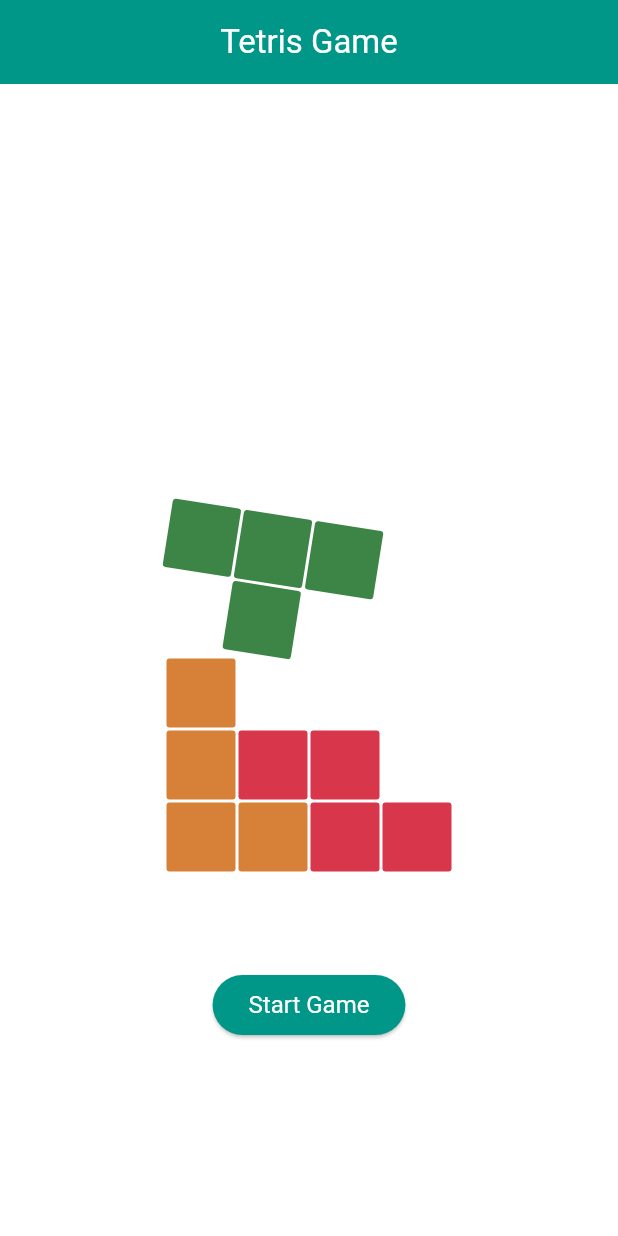
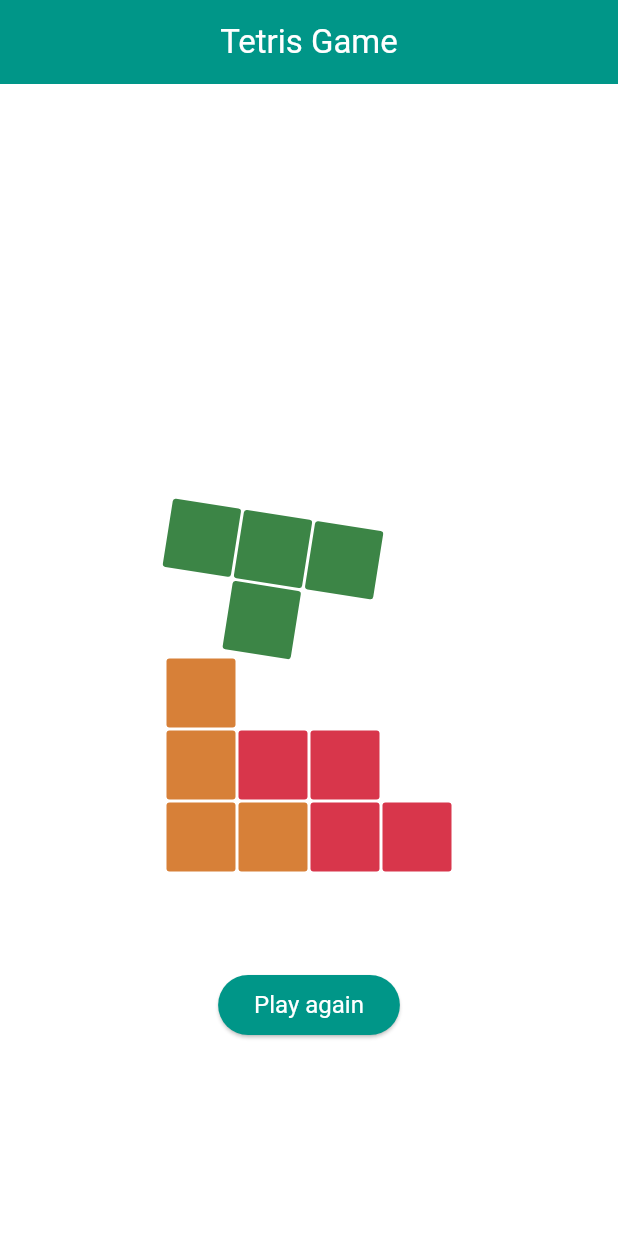
Before and after one commit to Dimasacat-Andronicus/tetris-game-flutter, a Flutter app: the screen it shows after launch, on a phone screen of 412 x 824 dp. Run offline on Flutter 3.47's test engine with Material 3 defaults, Android fonts, the light colour scheme and no system bars; our stand-ins replace lottie, shared_preferences.

Commit message:
remove animation from game over

```diff
--- a/lib/main.dart
+++ b/lib/main.dart
@@ -370,7 +370,27 @@ class _TetrisGameState extends State<TetrisGame> {
       body: Column(
         mainAxisAlignment: MainAxisAlignment.center,
         children: [
-          if (!isGameStarted || isGameOver)
+          if (!isGameStarted && !isGameOver)
+            Center(
+              child: Column(
+                mainAxisAlignment: MainAxisAlignment.center,
+                children: [
+                  Center(
+                    child: Lottie.asset(
+                      'assets/tetris_animation_two.json',
+                      width: 400,
+                      height: 400,
+                    ),
+                  ),
+                  const SizedBox(height: 60),
+                  ElevatedButton(
+                    onPressed: startGame,
+                    child: const Text('Play again'),
+                  ),
+                ],
+              ),
+            )
+          else if (!isGameStarted && isGameOver)
             Center(
               child: Column(
                 mainAxisAlignment: MainAxisAlignment.center,
@@ -400,16 +420,9 @@ class _TetrisGameState extends State<TetrisGame> {
                         const SizedBox(height: 20),
                       ],
                     ),
-                  if (!isGameStarted)
-                    Lottie.asset(
-                      'assets/tetris_animation_two.json',
-                      width: 400,
-                      height: 400,
-                    ),
-                  const SizedBox(height: 60),
                   ElevatedButton(
                     onPressed: startGame,
-                    child: const Text('Start Game'),
+                    child: const Text('Play again'),
                   ),
                 ],
               ),
```
